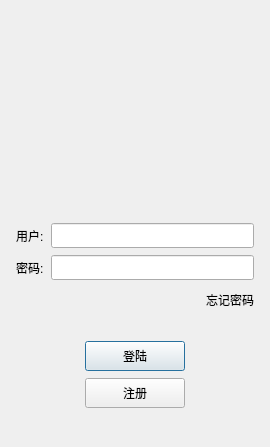
Above: Client_by_Qt/logindialog.ui from BIGGOODSHIP/BigChat before the change. Below: the same form after it.
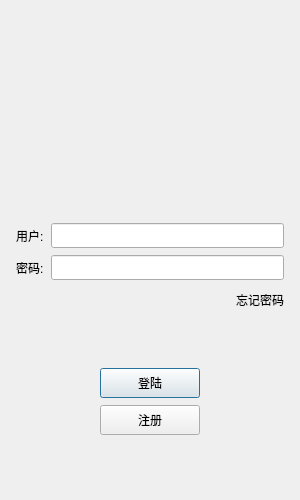
That is the form after the change. Icons and pictures are not drawn.

Diff of the .ui file:
```diff
--- a/Client_by_Qt/logindialog.ui
+++ b/Client_by_Qt/logindialog.ui
@@ -9,14 +9,20 @@
    <rect>
     <x>0</x>
     <y>0</y>
-    <width>270</width>
-    <height>447</height>
+    <width>300</width>
+    <height>500</height>
    </rect>
   </property>
   <property name="minimumSize">
    <size>
-    <width>0</width>
-    <height>25</height>
+    <width>300</width>
+    <height>500</height>
+   </size>
+  </property>
+  <property name="maximumSize">
+   <size>
+    <width>300</width>
+    <height>500</height>
    </size>
   </property>
   <property name="windowTitle">
```
